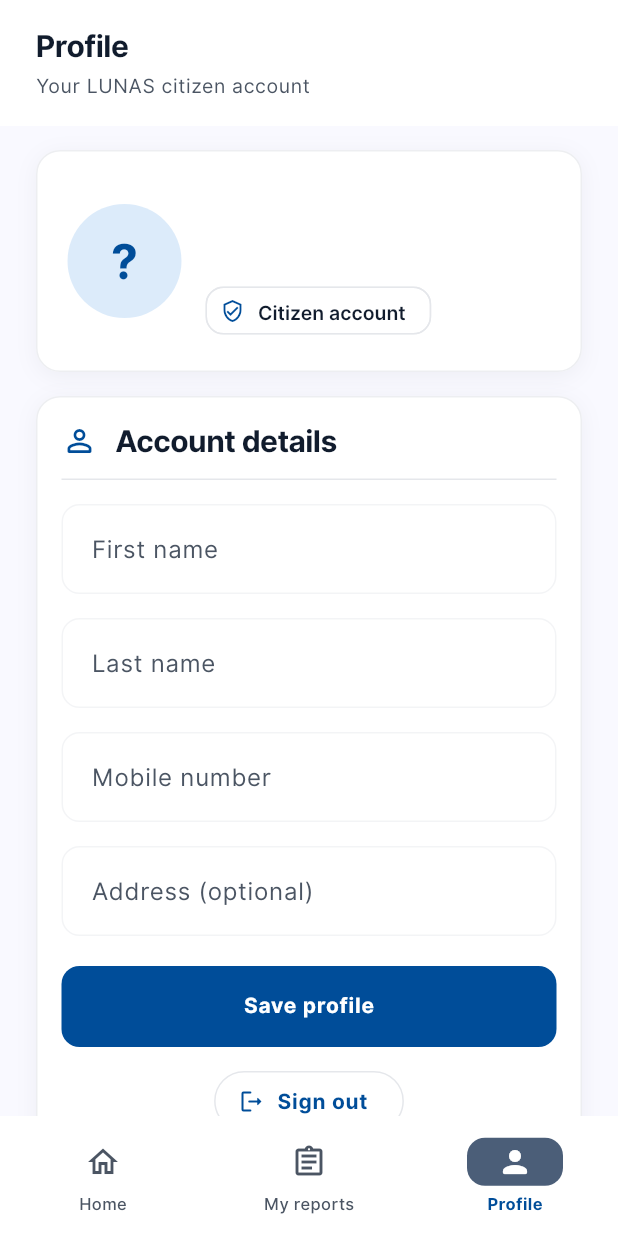
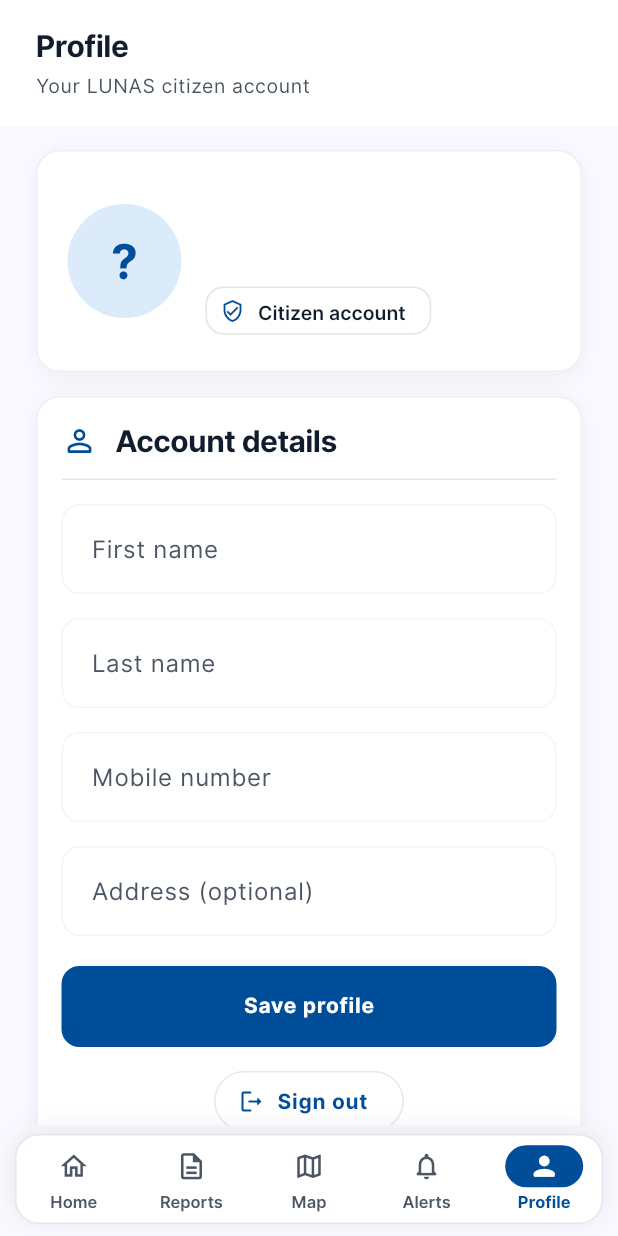
Before and after one commit to Narvaskristian08/lunas-system, a Flutter app: the CitizenProfileScreen screen opened by its route, on a phone screen of 412 x 824 dp. Run offline on Flutter 3.47's test engine with Material 3 defaults, Android fonts, the phone set to English and light mode, and no system bars; our stand-ins replace flutter_secure_storage, geocoding, geolocator, go_router, google_maps_flutter, image_picker; accounts and stored records are empty; network calls fail.

Commit message:
implemented final navigation

```diff
--- a/lunas_mobile/lib/core/routes/app_router.dart
+++ b/lunas_mobile/lib/core/routes/app_router.dart
@@ -1,6 +1,7 @@
 import 'package:flutter/material.dart';
 import 'package:go_router/go_router.dart';
 import 'package:lunas_mobile/core/app_services.dart';
+import 'package:lunas_mobile/core/widgets/citizen_bottom_navigation.dart';
 import 'package:lunas_mobile/features/auth/presentation/controllers/auth_controller.dart';
 import 'package:lunas_mobile/features/auth/presentation/screens/app_splash_screen.dart';
 import 'package:lunas_mobile/features/auth/presentation/screens/citizen_login_screen.dart';
@@ -12,6 +13,7 @@ import 'package:lunas_mobile/features/auth/presentation/screens/onboarding_scree
 import 'package:lunas_mobile/features/citizen/presentation/screens/citizen_dashboard_screen.dart';
 import 'package:lunas_mobile/features/maps/domain/models/selected_location.dart';
 import 'package:lunas_mobile/features/maps/presentation/screens/map_picker_screen.dart';
+import 'package:lunas_mobile/features/notifications/presentation/screens/notifications_screen.dart';
 import 'package:lunas_mobile/features/profile/presentation/screens/citizen_profile_screen.dart';
 import 'package:lunas_mobile/features/repair/presentation/screens/assigned_work_orders_screen.dart';
 import 'package:lunas_mobile/features/repair/presentation/screens/official_work_orders_screen.dart';
@@ -131,6 +133,12 @@ final GoRouter appRouter = GoRouter(
       path: '/role-unavailable',
       builder: (_, _) => const RoleUnavailableScreen(),
     ),
+    ShellRoute(
+      builder: (context, state, child) => Scaffold(
+        body: child,
+        bottomNavigationBar: const CitizenBottomNavigation(),
+      ),
+      routes: [
         GoRoute(
           path: '/citizen',
           builder: (_, _) => const CitizenDashboardScreen(),
@@ -184,10 +192,20 @@ final GoRouter appRouter = GoRouter(
         ),
         GoRoute(
           path: '/reports/:id',
-      builder: (_, state) =>
-          CitizenReportDetailScreen(reportId: state.pathParameters['id'] ?? ''),
+          builder: (_, state) => CitizenReportDetailScreen(
+            reportId: state.pathParameters['id'] ?? '',
           ),
-    GoRoute(path: '/profile', builder: (_, _) => const CitizenProfileScreen()),
+        ),
+        GoRoute(
+          path: '/profile',
+          builder: (_, _) => const CitizenProfileScreen(),
+        ),
+        GoRoute(
+          path: '/notifications',
+          builder: (_, _) => const NotificationsScreen(),
+        ),
+      ],
+    ),
     GoRoute(
       path: '/official',
       builder: (_, _) => const OfficialDashboardScreen(),
@@ -255,6 +273,7 @@ final GoRouter appRouter = GoRouter(
 bool _isCitizenLocation(String location) =>
     location == '/citizen' ||
     location == '/profile' ||
+    location == '/notifications' ||
     location == '/reports' ||
     location.startsWith('/reports/');
 
--- /dev/null
+++ b/lunas_mobile/lib/core/widgets/citizen_bottom_navigation.dart
@@ -0,0 +1,172 @@
+import 'package:flutter/material.dart';
+import 'package:go_router/go_router.dart';
+
+class CitizenBottomNavigation extends StatelessWidget {
+  const CitizenBottomNavigation({super.key});
+
+  static const _destinations = <_CitizenDestination>[
+    _CitizenDestination(
+      label: 'Home',
+      icon: Icons.home_outlined,
+      selectedIcon: Icons.home_rounded,
+      route: '/citizen',
+    ),
+    _CitizenDestination(
+      label: 'Reports',
+      icon: Icons.description_outlined,
+      selectedIcon: Icons.description_rounded,
+      route: '/reports',
+    ),
+    _CitizenDestination(
+      label: 'Map',
+      icon: Icons.map_outlined,
+      selectedIcon: Icons.map_rounded,
+      route: '/reports/location',
+    ),
+    _CitizenDestination(
+      label: 'Alerts',
+      icon: Icons.notifications_none_rounded,
+      selectedIcon: Icons.notifications_rounded,
+      route: '/notifications',
+    ),
+    _CitizenDestination(
+      label: 'Profile',
+      icon: Icons.person_outline_rounded,
+      selectedIcon: Icons.person_rounded,
+      route: '/profile',
+    ),
+  ];
+
+  @override
+  Widget build(BuildContext context) {
+    final theme = Theme.of(context);
+    final path = GoRouterState.of(context).uri.path;
+    final selectedIndex = _selectedIndexFor(path);
+    final isNarrow = MediaQuery.sizeOf(context).width < 360;
+    final inactiveColor = theme.colorScheme.onSurfaceVariant;
+    final activeColor = theme.colorScheme.primary;
+
+    return SafeArea(
+      top: false,
+      minimum: EdgeInsets.fromLTRB(isNarrow ? 6 : 10, 6, isNarrow ? 6 : 10, 8),
+      child: DecoratedBox(
+        decoration: BoxDecoration(
+          color: theme.colorScheme.surface,
+          border: Border.all(color: theme.colorScheme.outlineVariant),
+          borderRadius: BorderRadius.circular(16),
+          boxShadow: const [
+            BoxShadow(
+              color: Color(0x14000000),
+              blurRadius: 14,
+              offset: Offset(0, -2),
+            ),
+          ],
+        ),
+        child: SizedBox(
+          height: 60,
+          child: Row(
+            children: List.generate(_destinations.length, (index) {
+              final destination = _destinations[index];
+              final isSelected = index == selectedIndex;
+              return Expanded(
+                child: Semantics(
+                  selected: isSelected,
+                  button: true,
+                  label: destination.label,
+                  child: Padding(
+                    padding: const EdgeInsets.symmetric(horizontal: 2),
+                    child: Material(
+                      color: Colors.transparent,
+                      child: InkWell(
+                        borderRadius: BorderRadius.circular(14),
+                        onTap: isSelected
+                            ? null
+                            : () => context.go(destination.route),
+                        child: Padding(
+                          padding: const EdgeInsets.symmetric(vertical: 5),
+                          child: Column(
+                            mainAxisAlignment: MainAxisAlignment.center,
+                            children: [
+                              AnimatedContainer(
+                                duration: const Duration(milliseconds: 220),
+                                curve: Curves.easeOutCubic,
+                                width: isNarrow ? 46 : 52,
+                                height: 28,
+                                decoration: BoxDecoration(
+                                  color: isSelected
+                                      ? activeColor
+                                      : Colors.transparent,
+                                  borderRadius: BorderRadius.circular(18),
+                                ),
+                                child: AnimatedSwitcher(
+                                  duration: const Duration(milliseconds: 180),
+                                  child: Icon(
+                                    isSelected
+                                        ? destination.selectedIcon
+                                        : destination.icon,
+                                    key: ValueKey(isSelected),
+                                    size: 21,
+                                    color: isSelected
+                                        ? theme.colorScheme.onPrimary
+                                        : inactiveColor,
+                                  ),
+                                ),
+                              ),
+                              const SizedBox(height: 2),
+                              Text(
+                                destination.label,
+                                maxLines: 1,
+                                overflow: TextOverflow.fade,
+                                softWrap: false,
+                                style: theme.textTheme.labelSmall?.copyWith(
+                                  color: isSelected
+                                      ? activeColor
+                                      : inactiveColor,
+                                  fontSize: isNarrow ? 10 : 11,
+                                  letterSpacing: 0,
+                                  fontWeight: isSelected
+                                      ? FontWeight.w700
+                                      : FontWeight.w600,
+                                ),
+                              ),
+                            ],
+                          ),
+                        ),
+                      ),
+                    ),
+                  ),
+                ),
+              );
+            }),
+          ),
+        ),
+      ),
+    );
+  }
+
+  int _selectedIndexFor(String path) {
+    if (path == '/citizen') return 0;
+    if (path == '/reports') return 1;
+    if (path == '/reports/location') return 2;
+    if (path == '/notifications' || path.startsWith('/notifications/')) {
+      return 3;
+    }
+    if (path == '/profile') return 4;
+    if (path.startsWith('/reports/')) return 1;
+    return 0;
+  }
+}
+
+class _CitizenDestination {
+  const _CitizenDestination({
+    required this.label,
+    required this.icon,
+    required this.selectedIcon,
+    required this.route,
+  });
+
+  final String label;
+  final IconData icon;
+  final IconData selectedIcon;
+  final String route;
+}
--- a/lunas_mobile/lib/core/widgets/citizen_scaffold.dart
+++ b/lunas_mobile/lib/core/widgets/citizen_scaffold.dart
@@ -9,7 +9,6 @@ class CitizenScaffold extends StatelessWidget {
   const CitizenScaffold({
     required this.title,
     required this.body,
-    required this.selectedIndex,
     this.subtitle,
     this.actions,
     this.floatingActionButton,
@@ -21,7 +20,6 @@ class CitizenScaffold extends StatelessWidget {
   final String title;
   final String? subtitle;
   final Widget body;
-  final int selectedIndex;
   final List<Widget>? actions;
   final Widget? floatingActionButton;
   final bool showReportFab;
@@ -55,45 +53,14 @@ class CitizenScaffold extends StatelessWidget {
         ),
       ),
     ),
-    floatingActionButton: floatingActionButton ?? (showReportFab
+    floatingActionButton:
+        floatingActionButton ??
+        (showReportFab
             ? FloatingActionButton.extended(
                 onPressed: () => context.push('/reports/new'),
                 icon: const Icon(Icons.add_a_photo_outlined),
                 label: const Text('New report'),
               )
             : null),
-    bottomNavigationBar: NavigationBar(
-      selectedIndex: selectedIndex,
-      onDestinationSelected: (index) {
-        switch (index) {
-          case 0:
-            context.go('/citizen');
-            break;
-          case 1:
-            context.go('/reports');
-            break;
-          case 2:
-            context.go('/profile');
-            break;
-        }
-      },
-      destinations: const [
-        NavigationDestination(
-          icon: Icon(Icons.home_outlined),
-          selectedIcon: Icon(Icons.home_rounded),
-          label: 'Home',
-        ),
-        NavigationDestination(
-          icon: Icon(Icons.assignment_outlined),
-          selectedIcon: Icon(Icons.assignment_rounded),
-          label: 'My reports',
-        ),
-        NavigationDestination(
-          icon: Icon(Icons.person_outline_rounded),
-          selectedIcon: Icon(Icons.person_rounded),
-          label: 'Profile',
-        ),
-      ],
-    ),
   );
 }
--- a/lunas_mobile/lib/features/citizen/presentation/screens/citizen_dashboard_screen.dart
+++ b/lunas_mobile/lib/features/citizen/presentation/screens/citizen_dashboard_screen.dart
@@ -53,7 +53,6 @@ class _CitizenDashboardScreenState extends State<CitizenDashboardScreen> {
     return CitizenScaffold(
       title: 'LUNAS',
       subtitle: 'Citizen reporting',
-      selectedIndex: 0,
       actions: [
         IconButton(
           onPressed: _loading ? null : _loadReports,
--- a/lunas_mobile/lib/features/profile/presentation/screens/citizen_profile_screen.dart
+++ b/lunas_mobile/lib/features/profile/presentation/screens/citizen_profile_screen.dart
@@ -94,7 +94,6 @@ class _CitizenProfileScreenState extends State<CitizenProfileScreen> {
     return CitizenScaffold(
       title: 'Profile',
       subtitle: 'Your LUNAS citizen account',
-      selectedIndex: 2,
       showReportFab: false,
       body: Form(
         key: _formKey,
--- a/lunas_mobile/lib/features/reporting/presentation/screens/my_reports_screen.dart
+++ b/lunas_mobile/lib/features/reporting/presentation/screens/my_reports_screen.dart
@@ -61,7 +61,6 @@ class _MyReportsScreenState extends State<MyReportsScreen> {
     return CitizenScaffold(
       title: 'My reports',
       subtitle: 'Only reports submitted by your account',
-      selectedIndex: 1,
       actions: [
         IconButton(
           onPressed: _loading ? null : _load,
@@ -108,12 +107,16 @@ class _MyReportsScreenState extends State<MyReportsScreen> {
           else if (filtered.isEmpty)
             LunasStateView(
               state: LunasViewState.empty,
-              title: _reports.isEmpty ? 'No reports yet' : 'No matching reports',
+              title: _reports.isEmpty
+                  ? 'No reports yet'
+                  : 'No matching reports',
               message: _reports.isEmpty
                   ? 'Start a report when you see an infrastructure concern.'
                   : 'Choose another status to see other reports.',
               actionLabel: _reports.isEmpty ? 'Create report' : null,
-              onAction: _reports.isEmpty ? () => context.push('/reports/new') : null,
+              onAction: _reports.isEmpty
+                  ? () => context.push('/reports/new')
+                  : null,
             )
           else
             ...filtered.map(
```
Lines whose indentation alone changed are shown as unchanged.
